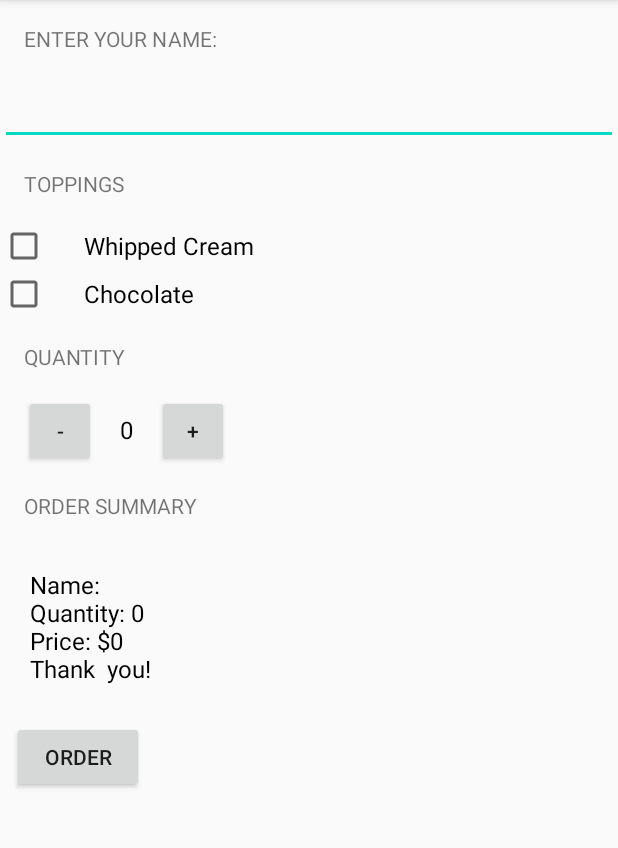
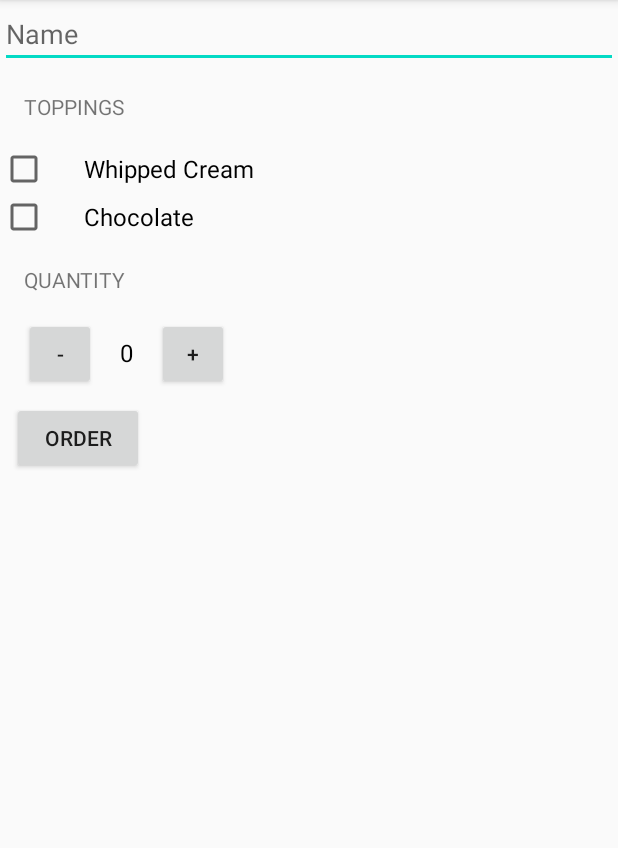
Before and after one commit to hamidehAziz/JustJava, an Android app: the screen it shows after launch (MainActivity), after a tap on "ORDER", on a phone screen of 412 x 824 dp, the part 84-932 px from its top. Run offline under Robolectric (Android 15) with nearby library versions, the phone set to English and light mode, and no system bars.

Commit message:
order sent to the email

```diff
--- a/app/src/main/java/com/example/android/justjava/MainActivity.java
+++ b/app/src/main/java/com/example/android/justjava/MainActivity.java
@@ -1,26 +1,23 @@
 package com.example.android.justjava;
 
-
+import android.content.Intent;
+import android.net.Uri;
 import android.os.Bundle;
-import androidx.appcompat.app.AppCompatActivity;
-
-import android.util.Log;
+//import android.support.v7.app.AppCompatActivity;
 import android.view.View;
 import android.widget.CheckBox;
 import android.widget.EditText;
 import android.widget.TextView;
-import java.text.NumberFormat;
-import java.util.Scanner;
+import android.widget.Toast;
 
-import javax.sql.StatementEvent;
-
+import androidx.appcompat.app.AppCompatActivity;
 
 /**
  * This app displays an order form to order coffee.
  */
 public class MainActivity extends AppCompatActivity {
 
-    int quantity = 0;
+    int quantity = 98;
 
     @Override
     protected void onCreate(Bundle savedInstanceState) {
@@ -29,30 +26,60 @@ public class MainActivity extends AppCompatActivity {
     }
 
     /**
+     * This method is called when the plus button is clicked.
+     */
+    public void increment(View view) {
+        if(quantity < 100) {
+            quantity = quantity + 1;
+            displayQuantity(quantity);
+        } else{
+            Toast toast = Toast.makeText(getApplicationContext(), "You cannot add more than 100 coffees", Toast.LENGTH_SHORT);
+            toast.show();
+        }
+
+    }
+
+    /**
+     * This method is called when the minus button is clicked.
+     */
+    public void decrement(View view) {
+        if(quantity > 0){quantity = quantity - 1;
+            displayQuantity(quantity);}
+         else{
+            Toast toast = Toast.makeText(getApplicationContext(), "You cannot add less than 0 coffee", Toast.LENGTH_SHORT);
+            toast.show();
+        }
+    }
+
+    /**
      * This method is called when the order button is clicked.
      */
     public void submitOrder(View view) {
-        CheckBox whippedCreamCheckBox = (CheckBox) findViewById(R.id.whipped_cream_checkbox);
-       boolean hasWhippedCream = whippedCreamCheckBox.isChecked();
-       //Log.v( "MainActivity" , "has " + hasWhippedCream);
-        if(hasWhippedCream){
-            displayMassage(" Whipped Cream \n" + createOrderSummary());
-        } else
-            displayMassage(createOrderSummary());
-    }
 
 
+        // Figure out if the user wants whipped cream topping
+        CheckBox whippedCreamCheckBox = (CheckBox) findViewById(R.id.whipped_cream_checkbox);
+        boolean hasWhippedCream = whippedCreamCheckBox.isChecked();
 
-    /**
-     * This method creates the summary of the order
-     * @return string summary
-     */
-    private String createOrderSummary(){
-        return " Name:" +
-                getName() +
-                "\n Quantity: " + quantity +
-                "\n Price: $" + calculatePrice() +
-                "\n Thank  you!";
+        // Figure out if the user wants chocolate topping
+        CheckBox chocolateCheckBox = (CheckBox) findViewById(R.id.chocolate_checkbox);
+        boolean hasChocolate = chocolateCheckBox.isChecked();
+
+        // Calculate the price
+        int price = calculatePrice();
+
+        // Display the order summary on the screen
+        String message = createOrderSummary(price, hasWhippedCream, hasChocolate);
+
+        //Send the Order summary to the email
+        Intent intent = new Intent(Intent.ACTION_SENDTO);
+        intent.setData(Uri.parse("mailto:")); // only email apps should handle this
+        intent.putExtra(Intent.EXTRA_SUBJECT, "JustJava Order For " + getName());
+        intent.putExtra(Intent.EXTRA_TEXT, message);
+        if (intent.resolveActivity(getPackageManager()) != null) {
+            startActivity(intent);
+        }
+
     }
 
     /**
@@ -61,46 +88,66 @@ public class MainActivity extends AppCompatActivity {
      */
 
     private String getName(){
-        EditText customerName = (EditText) findViewById(R.id.name);
+        EditText customerName = (EditText) findViewById(R.id.name_field);
         String inputValue = customerName.getText().toString();
         return inputValue;
     }
 
     /**
+     * Calculates the price of the order.
      *
-     * @return This method calculates the total price of the coffee
+     * @return total price
      */
-    private int calculatePrice(){
-        return quantity * 5;
-    }
+    private int calculatePrice() {
+        int price = 0;
+        price =  quantity * 5;
 
-    /**
-     * This method display the given message on the screen
-     */
+//        // Figure out if the user wants whipped cream topping
+//        CheckBox whippedCreamCheckBox = (CheckBox) findViewById(R.id.whipped_cream_checkbox);
+//        boolean hasWhippedCream = whippedCreamCheckBox.isChecked();
+//
+//        // Figure out if the user wants chocolate topping
+//        CheckBox chocolateCheckBox = (CheckBox) findViewById(R.id.chocolate_checkbox);
+//        boolean hasChocolate = chocolateCheckBox.isChecked();
+//
+//        if (hasWhippedCream){
+//            price =  (quantity * (5+1));}
+//        else if (hasChocolate){
+//            price =  (quantity * (5+2));}
+//        else if (hasChocolate && hasWhippedCream){
+//            price =  (quantity * (5+2+1));}
 
-    private void displayMassage(String message){
-        //displayPrice(R.id.price_text_view);
-        TextView orderSummaryTextView = (TextView) findViewById(R.id.order_summary_text_view);
-        orderSummaryTextView.setText(message);
-
+        return price;
     }
 
 
     /**
+     * Create summary of the order.
+     *
+     * @param price           of the order
+     * @param addWhippedCream is whether or not to add whipped cream to the coffee
+     * @param addChocolate    is whether or not to add chocolate to the coffee
+     * @return text summary
+     */
+    private String createOrderSummary(int price, boolean addWhippedCream, boolean addChocolate) {
+        String priceMessage = "Name:" + getName();
+        priceMessage += "\nAdd whipped cream? " + addWhippedCream;
+        priceMessage += "\nAdd chocolate? " + addChocolate;
+        priceMessage += "\nQuantity: " + quantity;
+        priceMessage += "\nTotal: $" + price;
+        priceMessage += "\nThank you!";
+        return priceMessage;
+    }
+
+    /**
      * This method displays the given quantity value on the screen.
      */
-    private void display(int number) {
-        TextView quantityTextView = (TextView) findViewById(R.id.quantity_text_view);
-        quantityTextView.setText("" + number);
+    private void displayQuantity(int numberOfCoffees) {
+        TextView quantityTextView = (TextView) findViewById(
+                R.id.quantity_text_view);
+        quantityTextView.setText("" + numberOfCoffees);
     }
 
-    public void increment (View view){
-          quantity ++;
-          display(quantity);
-    }
 
-    public void decrement (View view){
-        quantity --;
-        display(quantity);
-    }
+
 }
--- a/app/src/main/res/layout/activity_main.xml
+++ b/app/src/main/res/layout/activity_main.xml
@@ -12,18 +12,15 @@
         android:orientation="vertical"
         tools:context=".MainActivity">
 
-            <TextView
-                android:layout_width="wrap_content"
-                android:layout_height="wrap_content"
-                android:padding="16dp"
-                android:text="Enter Your Name:"
-                android:textAllCaps="true" />
 
-            <EditText
-                android:id="@+id/name"
-                android:layout_width="match_parent"
-                android:layout_height="wrap_content"
-                android:inputType="text"/>
+
+        <EditText
+            android:id="@+id/name_field"
+            android:hint="Name"
+            android:layout_width="match_parent"
+            android:layout_height="wrap_content"
+            android:inputType="textCapWords"
+           />
 
 
         <TextView
@@ -89,21 +86,6 @@
 
         </LinearLayout>
 
-        <TextView
-            android:layout_width="wrap_content"
-            android:layout_height="wrap_content"
-            android:padding="16dp"
-            android:text="Order Summary"
-            android:textAllCaps="true" />
-
-        <TextView
-            android:id="@+id/order_summary_text_view"
-            android:layout_width="wrap_content"
-            android:layout_height="wrap_content"
-            android:padding="16dp"
-            android:text="Total: "
-            android:textColor="@android:color/black"
-            android:textSize="16sp" />
 
         <Button
             android:layout_width="wrap_content"
```
